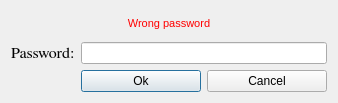
First picture: the form in src/gui/ui/passworddialog.ui, repository aejontargaryen/FanGoldWallet, before the edit.
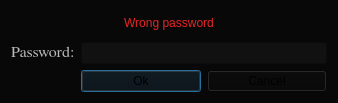
Second picture: the form after the edit.

```diff
--- a/src/gui/ui/passworddialog.ui
+++ b/src/gui/ui/passworddialog.ui
@@ -25,6 +25,9 @@
   <property name="windowTitle">
    <string>Enter password</string>
   </property>
+  <property name="styleSheet">
+   <string notr="true">background-color: rgb(8, 8, 8);</string>
+  </property>
   <layout class="QGridLayout" name="gridLayout">
    <item row="1" column="1" colspan="2">
     <widget class="QLineEdit" name="m_passwordEdit">
@@ -34,6 +37,9 @@
        <verstretch>0</verstretch>
       </sizepolicy>
      </property>
+     <property name="styleSheet">
+      <string notr="true">background-color: rgb(17, 17, 17);</string>
+     </property>
      <property name="echoMode">
       <enum>QLineEdit::Password</enum>
      </property>
@@ -41,6 +47,101 @@
    </item>
    <item row="3" column="2">
     <widget class="QPushButton" name="m_cancelButton">
+     <property name="palette">
+      <palette>
+       <active>
+        <colorrole role="Button">
+         <brush brushstyle="SolidPattern">
+          <color alpha="255">
+           <red>8</red>
+           <green>8</green>
+           <blue>8</blue>
+          </color>
+         </brush>
+        </colorrole>
+        <colorrole role="Base">
+         <brush brushstyle="SolidPattern">
+          <color alpha="255">
+           <red>8</red>
+           <green>8</green>
+           <blue>8</blue>
+          </color>
+         </brush>
+        </colorrole>
+        <colorrole role="Window">
+         <brush brushstyle="SolidPattern">
+          <color alpha="255">
+           <red>8</red>
+           <green>8</green>
+           <blue>8</blue>
+          </color>
+         </brush>
+        </colorrole>
+       </active>
+       <inactive>
+        <colorrole role="Button">
+         <brush brushstyle="SolidPattern">
+          <color alpha="255">
+           <red>8</red>
+           <green>8</green>
+           <blue>8</blue>
+          </color>
+         </brush>
+        </colorrole>
+        <colorrole role="Base">
+         <brush brushstyle="SolidPattern">
+          <color alpha="255">
+           <red>8</red>
+           <green>8</green>
+           <blue>8</blue>
+          </color>
+         </brush>
+        </colorrole>
+        <colorrole role="Window">
+         <brush brushstyle="SolidPattern">
+          <color alpha="255">
+           <red>8</red>
+           <green>8</green>
+           <blue>8</blue>
+          </color>
+         </brush>
+        </colorrole>
+       </inactive>
+       <disabled>
+        <colorrole role="Button">
+         <brush brushstyle="SolidPattern">
+          <color alpha="255">
+           <red>8</red>
+           <green>8</green>
+           <blue>8</blue>
+          </color>
+         </brush>
+        </colorrole>
+        <colorrole role="Base">
+         <brush brushstyle="SolidPattern">
+          <color alpha="255">
+           <red>8</red>
+           <green>8</green>
+           <blue>8</blue>
+          </color>
+         </brush>
+        </colorrole>
+        <colorrole role="Window">
+         <brush brushstyle="SolidPattern">
+          <color alpha="255">
+           <red>8</red>
+           <green>8</green>
+           <blue>8</blue>
+          </color>
+         </brush>
+        </colorrole>
+       </disabled>
+      </palette>
+     </property>
+     <property name="styleSheet">
+      <string notr="true">border-color: #000cc1;
+</string>
+     </property>
      <property name="text">
       <string>Cancel</string>
      </property>
@@ -61,7 +162,7 @@
       </font>
      </property>
      <property name="text">
-      <string>Password:</string>
+      <string>&lt;html&gt;&lt;head/&gt;&lt;body&gt;&lt;p&gt;&lt;span style=&quot; color:#b9b9b9;&quot;&gt;Password:&lt;/span&gt;&lt;/p&gt;&lt;/body&gt;&lt;/html&gt;</string>
      </property>
     </widget>
    </item>
@@ -70,6 +171,100 @@
      <property name="enabled">
       <bool>true</bool>
      </property>
+     <property name="palette">
+      <palette>
+       <active>
+        <colorrole role="Button">
+         <brush brushstyle="SolidPattern">
+          <color alpha="255">
+           <red>8</red>
+           <green>8</green>
+           <blue>8</blue>
+          </color>
+         </brush>
+        </colorrole>
+        <colorrole role="Base">
+         <brush brushstyle="SolidPattern">
+          <color alpha="255">
+           <red>8</red>
+           <green>8</green>
+           <blue>8</blue>
+          </color>
+         </brush>
+        </colorrole>
+        <colorrole role="Window">
+         <brush brushstyle="SolidPattern">
+          <color alpha="255">
+           <red>8</red>
+           <green>8</green>
+           <blue>8</blue>
+          </color>
+         </brush>
+        </colorrole>
+       </active>
+       <inactive>
+        <colorrole role="Button">
+         <brush brushstyle="SolidPattern">
+          <color alpha="255">
+           <red>8</red>
+           <green>8</green>
+           <blue>8</blue>
+          </color>
+         </brush>
+        </colorrole>
+        <colorrole role="Base">
+         <brush brushstyle="SolidPattern">
+          <color alpha="255">
+           <red>8</red>
+           <green>8</green>
+           <blue>8</blue>
+          </color>
+         </brush>
+        </colorrole>
+        <colorrole role="Window">
+         <brush brushstyle="SolidPattern">
+          <color alpha="255">
+           <red>8</red>
+           <green>8</green>
+           <blue>8</blue>
+          </color>
+         </brush>
+        </colorrole>
+       </inactive>
+       <disabled>
+        <colorrole role="Button">
+         <brush brushstyle="SolidPattern">
+          <color alpha="255">
+           <red>8</red>
+           <green>8</green>
+           <blue>8</blue>
+          </color>
+         </brush>
+        </colorrole>
+        <colorrole role="Base">
+         <brush brushstyle="SolidPattern">
+          <color alpha="255">
+           <red>8</red>
+           <green>8</green>
+           <blue>8</blue>
+          </color>
+         </brush>
+        </colorrole>
+        <colorrole role="Window">
+         <brush brushstyle="SolidPattern">
+          <color alpha="255">
+           <red>8</red>
+           <green>8</green>
+           <blue>8</blue>
+          </color>
+         </brush>
+        </colorrole>
+       </disabled>
+      </palette>
+     </property>
+     <property name="styleSheet">
+      <string notr="true">border-color: #000cc1;</string>
+     </property>
      <property name="text">
       <string>Ok</string>
      </property>
@@ -96,7 +291,7 @@
       <string notr="true">color: #ff0000; font: 11px;</string>
      </property>
      <property name="text">
-      <string>Wrong password</string>
+      <string>&lt;html&gt;&lt;head/&gt;&lt;body&gt;&lt;p&gt;&lt;span style=&quot; font-size:9pt; color:#e62525;&quot;&gt;Wrong password&lt;/span&gt;&lt;/p&gt;&lt;/body&gt;&lt;/html&gt;</string>
      </property>
      <property name="alignment">
       <set>Qt::AlignCenter</set>
```
